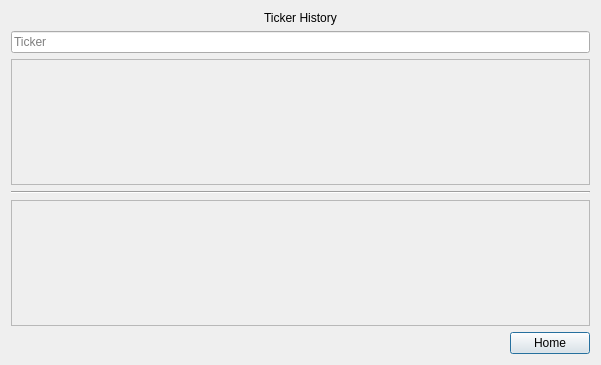
Kataki-Takanashi/Halal-Stock-Organizer, file stock-watchlist/seeTickerHistory.ui: the form before one commit.
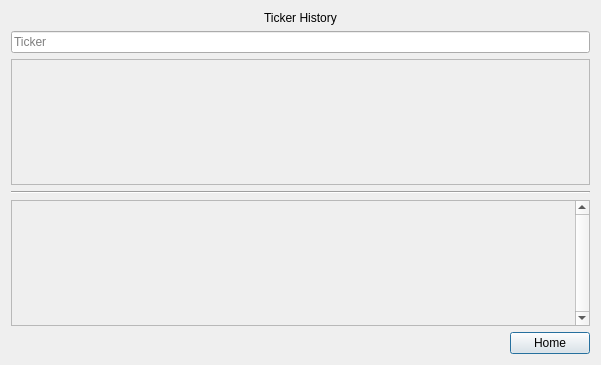
The form after the commit.

```diff
--- a/stock-watchlist/seeTickerHistory.ui
+++ b/stock-watchlist/seeTickerHistory.ui
@@ -55,6 +55,12 @@
    </item>
    <item>
     <widget class="QScrollArea" name="scrollArea_2">
+        <property name="verticalScrollBarPolicy">
+            <enum>Qt::ScrollBarAlwaysOn</enum>
+        </property>
+        <property name="sizeAdjustPolicy">
+            <enum>QAbstractScrollArea::AdjustToContents</enum>
+        </property>
      <property name="widgetResizable">
       <bool>true</bool>
      </property>
```
Lines whose indentation alone changed are shown as unchanged.
